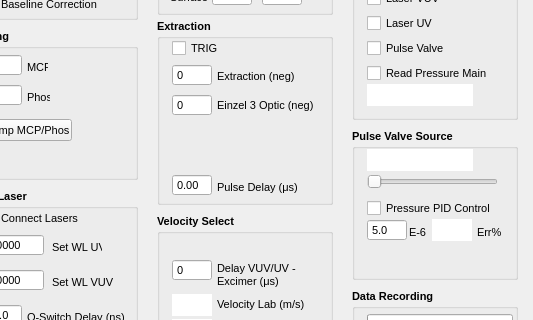
Old version of the form rsegui.ui in the repository mikekohlhoff/ryexpctl; both pictures show x 528 to 1061 and y 101 to 421 of the 1061 by 688 pixel window.
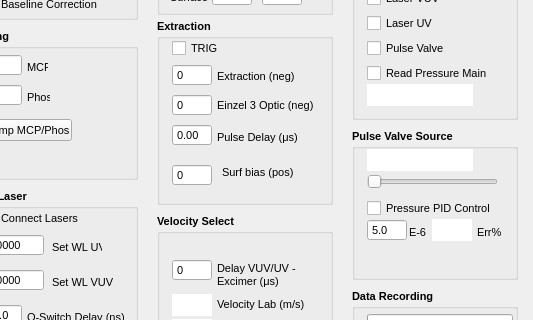
New version of the form. Custom widgets are drawn as their Qt base class.

Commit message: remote surface bias potential power supply set

Diff of the .ui file:
```diff
--- a/rsegui.ui
+++ b/rsegui.ui
@@ -300,7 +300,7 @@
     <property name="geometry">
      <rect>
       <x>15</x>
-      <y>155</y>
+      <y>105</y>
       <width>40</width>
       <height>22</height>
      </rect>
@@ -352,7 +352,7 @@
     <property name="geometry">
      <rect>
       <x>60</x>
-      <y>160</y>
+      <y>110</y>
       <width>86</width>
       <height>16</height>
      </rect>
@@ -535,6 +535,80 @@
      <string>TRIG</string>
     </property>
    </widget>
+   <widget class="QSpinBox" name="inp_voltSurf">
+    <property name="geometry">
+     <rect>
+      <x>15</x>
+      <y>145</y>
+      <width>40</width>
+      <height>22</height>
+     </rect>
+    </property>
+    <property name="sizePolicy">
+     <sizepolicy hsizetype="Fixed" vsizetype="Fixed">
+      <horstretch>0</horstretch>
+      <verstretch>0</verstretch>
+     </sizepolicy>
+    </property>
+    <property name="maximumSize">
+     <size>
+      <width>40</width>
+      <height>16777215</height>
+     </size>
+    </property>
+    <property name="font">
+     <font>
+      <weight>50</weight>
+      <bold>false</bold>
+     </font>
+    </property>
+    <property name="mouseTracking">
+     <bool>true</bool>
+    </property>
+    <property name="wrapping">
+     <bool>false</bool>
+    </property>
+    <property name="frame">
+     <bool>true</bool>
+    </property>
+    <property name="buttonSymbols">
+     <enum>QAbstractSpinBox::NoButtons</enum>
+    </property>
+    <property name="keyboardTracking">
+     <bool>true</bool>
+    </property>
+    <property name="minimum">
+     <number>0</number>
+    </property>
+    <property name="maximum">
+     <number>5000</number>
+    </property>
+    <property name="singleStep">
+     <number>10</number>
+    </property>
+    <property name="value">
+     <number>0</number>
+    </property>
+   </widget>
+   <widget class="QLabel" name="label_47">
+    <property name="geometry">
+     <rect>
+      <x>65</x>
+      <y>145</y>
+      <width>86</width>
+      <height>16</height>
+     </rect>
+    </property>
+    <property name="font">
+     <font>
+      <weight>50</weight>
+      <bold>false</bold>
+     </font>
+    </property>
+    <property name="text">
+     <string>Surf bias (pos)</string>
+    </property>
+   </widget>
   </widget>
   <widget class="QGroupBox" name="groupBox_DataAcq">
    <property name="geometry">
```
The commit also changes 2 other files.
